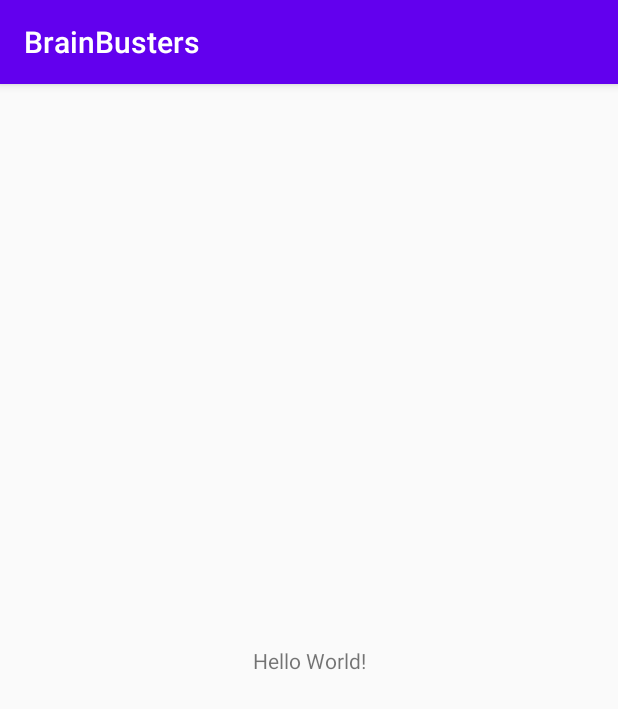
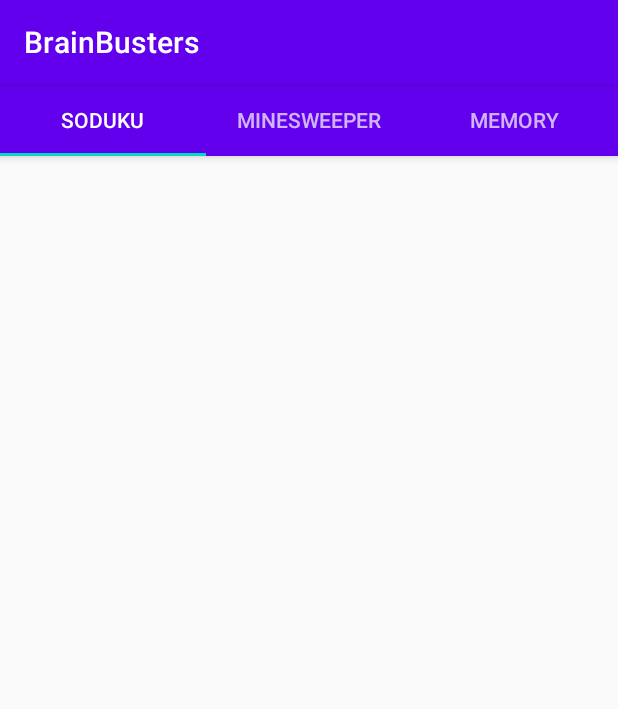
Before and after one commit to tom-jL/BrainBusters, an Android app: the screen it shows after launch (MainActivity), on a phone screen of 412 x 824 dp. Shown: the top 709 px of the screen. Run offline under Robolectric (Android 15) with nearby library versions, the phone set to English and light mode, and no system bars.

Commit message:
Create tab and swipe view for game fragments. Create 1 dimensional export and import for soduku model to be compatible with instanceState on soduku fragment.

```diff
--- a/app/build.gradle
+++ b/app/build.gradle
@@ -28,7 +28,10 @@ dependencies {
 
     implementation 'androidx.appcompat:appcompat:1.1.0'
     implementation 'androidx.constraintlayout:constraintlayout:1.1.3'
+    implementation 'androidx.legacy:legacy-support-v4:1.0.0'
+    implementation 'com.google.android.material:material:1.1.0'
     testImplementation 'junit:junit:4.12'
     androidTestImplementation 'androidx.test.ext:junit:1.1.1'
     androidTestImplementation 'androidx.test.espresso:espresso-core:3.2.0'
+
 }
--- a/app/src/main/java/au/edu/jcu/cp3406/brainbusters/MainActivity.java
+++ b/app/src/main/java/au/edu/jcu/cp3406/brainbusters/MainActivity.java
@@ -1,8 +1,18 @@
 package au.edu.jcu.cp3406.brainbusters;
 
+import androidx.annotation.NonNull;
+import androidx.annotation.Nullable;
 import androidx.appcompat.app.AppCompatActivity;
+import androidx.fragment.app.Fragment;
+import androidx.fragment.app.FragmentManager;
+import androidx.fragment.app.FragmentPagerAdapter;
+import androidx.viewpager.widget.ViewPager;
+import android.os.Bundle;
 
-import android.os.Bundle;
+
+import com.google.android.material.tabs.TabLayout;
+
+import au.edu.jcu.cp3406.brainbusters.models.Minesweeper;
 
 public class MainActivity extends AppCompatActivity {
 
@@ -10,5 +20,55 @@ public class MainActivity extends AppCompatActivity {
     protected void onCreate(Bundle savedInstanceState) {
         super.onCreate(savedInstanceState);
         setContentView(R.layout.activity_main);
+
+        GamePagerAdapter gamePagerAdapter = new GamePagerAdapter(getSupportFragmentManager(), FragmentPagerAdapter.BEHAVIOR_RESUME_ONLY_CURRENT_FRAGMENT);
+        ViewPager pager = (ViewPager) findViewById(R.id.gamePager);
+        pager.setAdapter(gamePagerAdapter);
+
+        TabLayout tabLayout = (TabLayout) findViewById(R.id.tabs);
+        tabLayout.setupWithViewPager(pager);
+
     }
 }
+
+class GamePagerAdapter extends FragmentPagerAdapter{
+
+    public GamePagerAdapter(@NonNull FragmentManager fm, int behavior) {
+        super(fm, behavior);
+    }
+
+    @Override
+    public int getCount() {
+        return 3;
+    }
+
+    @Nullable
+    @Override
+    public CharSequence getPageTitle(int position) {
+        switch(position){
+            case 0:
+                return "Soduku";
+            case 1:
+                return "Minesweeper";
+            case 2:
+                return "Memory";
+        }
+        return null;
+    }
+
+    @NonNull
+    @Override
+    public Fragment getItem(int position) {
+        switch (position) {
+            case 0:
+                return new SodukuFragment();
+            case 1:
+                return new MinesweeperFragment();
+            case 2:
+                return new MemoryFragment();
+        }
+        return null;
+    }
+
+
+}
--- /dev/null
+++ b/app/src/main/java/au/edu/jcu/cp3406/brainbusters/MinesweeperFragment.java
@@ -0,0 +1,28 @@
+package au.edu.jcu.cp3406.brainbusters;
+
+import android.os.Bundle;
+
+import androidx.fragment.app.Fragment;
+
+import android.view.LayoutInflater;
+import android.view.View;
+import android.view.ViewGroup;
+
+
+/**
+ * A simple {@link Fragment} subclass.
+ */
+public class MinesweeperFragment extends Fragment {
+
+    public MinesweeperFragment() {
+        // Required empty public constructor
+    }
+
+
+    @Override
+    public View onCreateView(LayoutInflater inflater, ViewGroup container,
+                             Bundle savedInstanceState) {
+        // Inflate the layout for this fragment
+        return inflater.inflate(R.layout.fragment_minesweeper, container, false);
+    }
+}
--- /dev/null
+++ b/app/src/main/java/au/edu/jcu/cp3406/brainbusters/SodukuFragment.java
@@ -0,0 +1,61 @@
+package au.edu.jcu.cp3406.brainbusters;
+
+import android.os.Bundle;
+
+import androidx.annotation.NonNull;
+import androidx.annotation.Nullable;
+import androidx.fragment.app.Fragment;
+
+import android.view.LayoutInflater;
+import android.view.View;
+import android.view.ViewGroup;
+import android.widget.GridLayout;
+
+import au.edu.jcu.cp3406.brainbusters.models.Soduku;
+
+
+/**
+ * A simple {@link Fragment} subclass.
+ */
+public class SodukuFragment extends Fragment {
+
+    Soduku soduku;
+
+    public SodukuFragment() {
+        // Required empty public constructor
+    }
+
+    @Override
+    public void onCreate(@Nullable Bundle savedInstanceState) {
+        super.onCreate(savedInstanceState);
+        if (savedInstanceState != null){
+            soduku.set1DArray(savedInstanceState.getIntArray("game"));
+        }
+    }
+
+    @Override
+    public View onCreateView(LayoutInflater inflater, ViewGroup container,
+                             Bundle savedInstanceState) {
+        // Inflate the layout for this fragment
+        return inflater.inflate(R.layout.fragment_soduku, container, false);
+    }
+
+    @Override
+    public void onStart() {
+        super.onStart();
+        View view = getView();
+        if (view != null){
+            GridLayout sodukuGrid = (GridLayout) view.findViewById(R.id.sodukuGrid);
+            Soduku soduku = new Soduku();
+            soduku.setDifficulty(Soduku.Difficulty.med);
+
+        }
+    }
+
+
+    @Override
+    public void onSaveInstanceState(@NonNull Bundle outState) {
+        outState.putIntArray("game",soduku.get1DArray());
+    }
+
+}
--- a/app/src/main/java/au/edu/jcu/cp3406/brainbusters/models/Minesweeper.java
+++ b/app/src/main/java/au/edu/jcu/cp3406/brainbusters/models/Minesweeper.java
@@ -1,6 +1,5 @@
 package au.edu.jcu.cp3406.brainbusters.models;
 
-import androidx.annotation.NonNull;
 
 import java.util.Arrays;
 import java.util.Random;
@@ -81,7 +80,6 @@ public class Minesweeper {
         return block;
     }
 
-    @NonNull
     @Override
     public String toString() {
         StringBuilder gridArray = new StringBuilder();
--- a/app/src/main/res/layout/activity_main.xml
+++ b/app/src/main/res/layout/activity_main.xml
@@ -1,18 +1,30 @@
 <?xml version="1.0" encoding="utf-8"?>
-<androidx.constraintlayout.widget.ConstraintLayout xmlns:android="http://schemas.android.com/apk/res/android"
+<LinearLayout
+    xmlns:android="http://schemas.android.com/apk/res/android"
     xmlns:app="http://schemas.android.com/apk/res-auto"
     xmlns:tools="http://schemas.android.com/tools"
+    android:orientation="vertical"
     android:layout_width="match_parent"
     android:layout_height="match_parent"
     tools:context=".MainActivity">
 
-    <TextView
-        android:layout_width="wrap_content"
+    <com.google.android.material.appbar.AppBarLayout
+        android:layout_width="match_parent"
         android:layout_height="wrap_content"
-        android:text="Hello World!"
-        app:layout_constraintBottom_toBottomOf="parent"
-        app:layout_constraintLeft_toLeftOf="parent"
-        app:layout_constraintRight_toRightOf="parent"
-        app:layout_constraintTop_toTopOf="parent" />
+        android:theme="@style/ThemeOverlay.AppCompat.Dark.ActionBar">
 
-</androidx.constraintlayout.widget.ConstraintLayout>
+
+        <com.google.android.material.tabs.TabLayout
+            android:id="@+id/tabs"
+            android:layout_width="match_parent"
+            android:layout_height="wrap_content"/>
+
+
+    </com.google.android.material.appbar.AppBarLayout>
+
+    <androidx.viewpager.widget.ViewPager
+        android:id="@+id/gamePager"
+        android:layout_width="match_parent"
+        android:layout_height="match_parent" />
+
+</LinearLayout>
--- /dev/null
+++ b/app/src/main/res/layout/fragment_soduku.xml
@@ -0,0 +1,12 @@
+<?xml version="1.0" encoding="utf-8"?>
+<GridLayout
+    xmlns:android="http://schemas.android.com/apk/res/android"
+    xmlns:tools="http://schemas.android.com/tools"
+    android:id="@+id/sodukuGrid"
+    android:layout_width="match_parent"
+    android:layout_height="match_parent"
+    android:columnCount="9"
+    tools:context=".SodukuFragment">
+
+
+</GridLayout>
--- a/app/src/main/res/values/strings.xml
+++ b/app/src/main/res/values/strings.xml
@@ -1,4 +1,8 @@
 <resources>
     <string name="app_name">BrainBusters</string>
 
+    <!-- TODO: Remove or change this placeholder text -->
+    <string name="hello_blank_fragment">Hello blank fragment</string>
+
+
 </resources>
```
Also changed, not shown: app/src/main/java/au/edu/jcu/cp3406/brainbusters/MemoryFragment.java (added, +28 -0 lines), app/src/main/java/au/edu/jcu/cp3406/brainbusters/models/Soduku.java (+19 -0 lines), app/src/main/res/layout/fragment_memory.xml (added, +11 -0 lines), app/src/main/res/layout/fragment_minesweeper.xml (added, +11 -0 lines).
